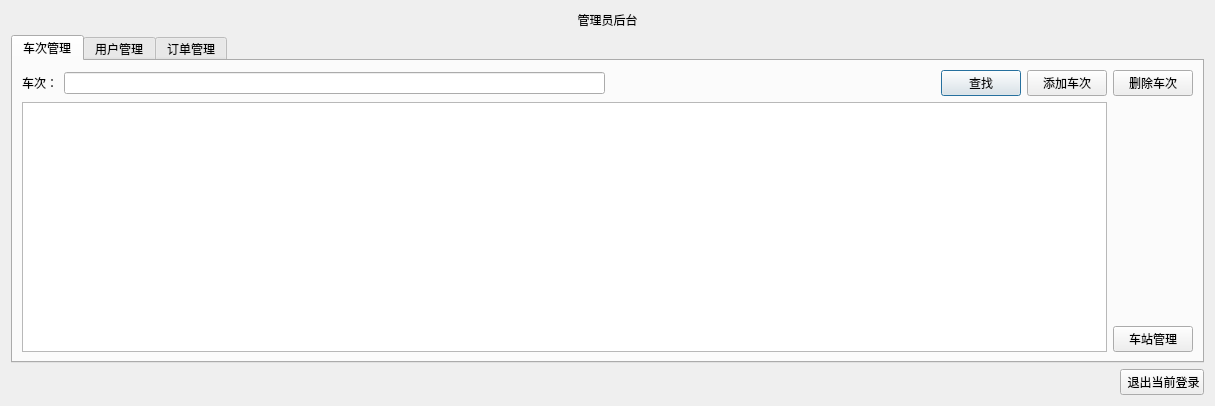
Qt form admindlg.ui (hustwyk/trainTicket) before a commit.
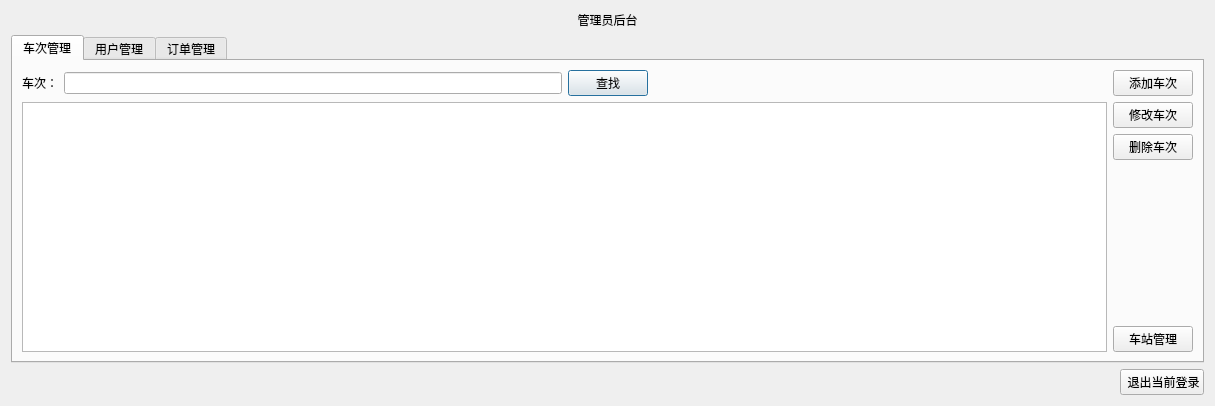
The same form after that commit.

```diff
--- a/admindlg.ui
+++ b/admindlg.ui
@@ -57,6 +57,19 @@
                </item>
               </layout>
              </item>
+             <item>
+              <widget class="QPushButton" name="pushButton">
+               <property name="mouseTracking">
+                <bool>false</bool>
+               </property>
+               <property name="text">
+                <string>查找</string>
+               </property>
+               <property name="autoDefault">
+                <bool>true</bool>
+               </property>
+              </widget>
+             </item>
              <item>
               <layout class="QHBoxLayout" name="horizontalLayout_2">
                <item>
@@ -72,19 +85,6 @@
                  </property>
                 </spacer>
                </item>
-               <item>
-                <widget class="QPushButton" name="pushButton">
-                 <property name="mouseTracking">
-                  <bool>false</bool>
-                 </property>
-                 <property name="text">
-                  <string>查找</string>
-                 </property>
-                 <property name="autoDefault">
-                  <bool>true</bool>
-                 </property>
-                </widget>
-               </item>
                <item>
                 <widget class="QPushButton" name="pushButton_5">
                  <property name="text">
@@ -92,13 +92,6 @@
                  </property>
                 </widget>
                </item>
-               <item>
-                <widget class="QPushButton" name="pushButton_6">
-                 <property name="text">
-                  <string>删除车次</string>
-                 </property>
-                </widget>
-               </item>
               </layout>
              </item>
             </layout>
@@ -110,6 +103,20 @@
              </item>
              <item>
               <layout class="QVBoxLayout" name="verticalLayout">
+               <item>
+                <widget class="QPushButton" name="pushButton_2">
+                 <property name="text">
+                  <string>修改车次</string>
+                 </property>
+                </widget>
+               </item>
+               <item>
+                <widget class="QPushButton" name="pushButton_6">
+                 <property name="text">
+                  <string>删除车次</string>
+                 </property>
+                </widget>
+               </item>
                <item>
                 <spacer name="verticalSpacer">
                  <property name="orientation">
```
